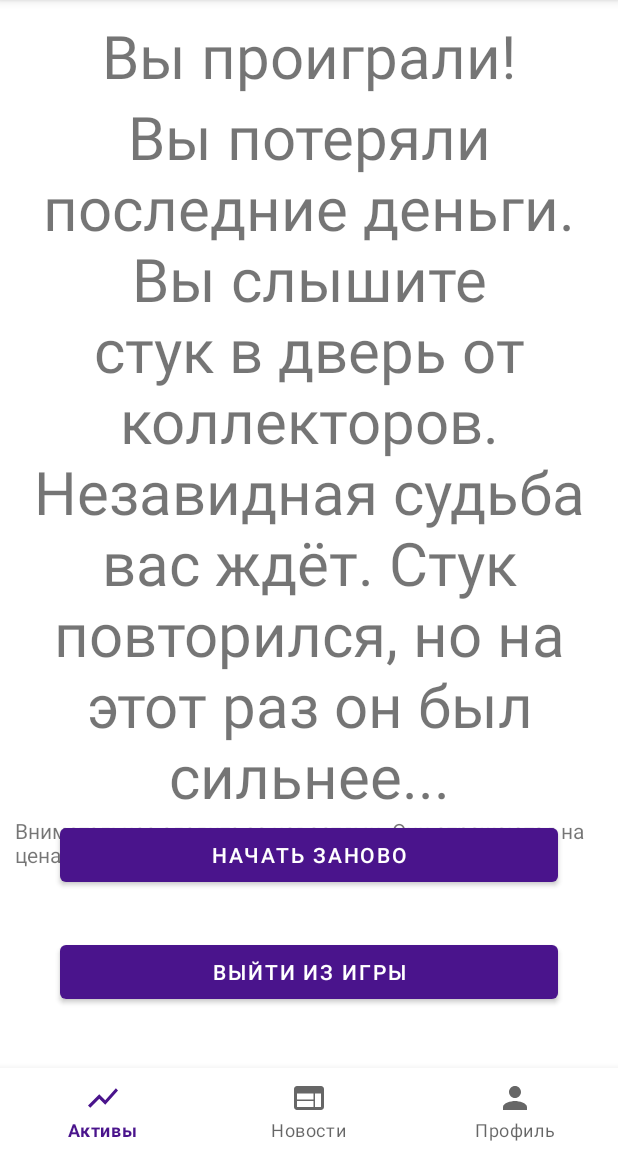
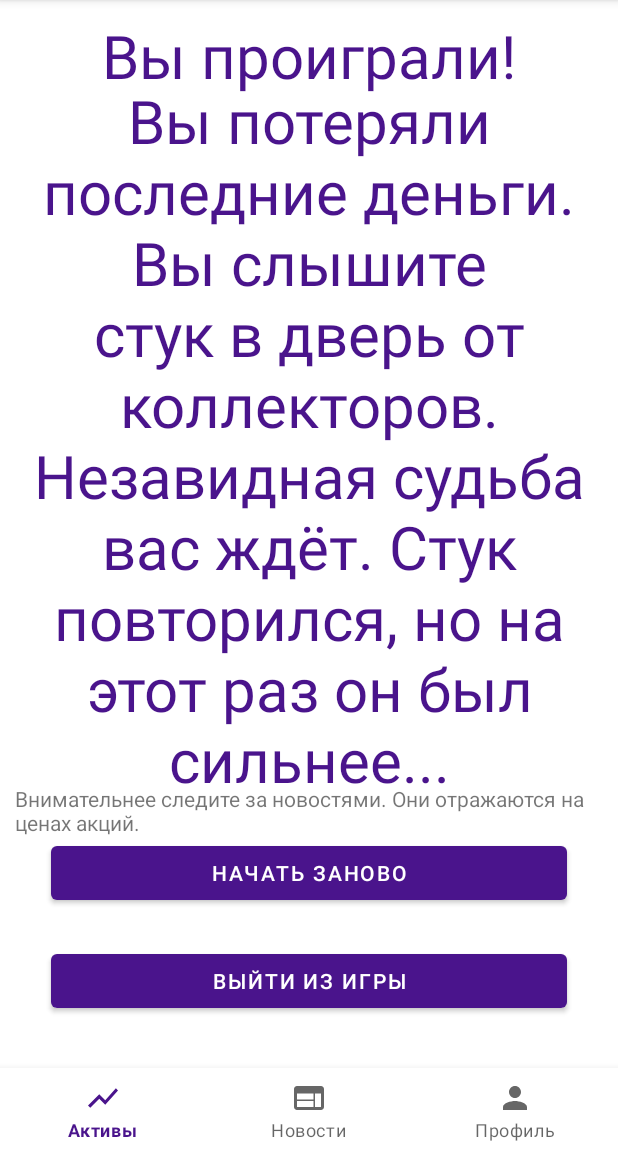
Before and after one commit to chernikov-fedya/investor-game, an Android app: the fragment EndFragment placed in its activity, on a phone screen of 412 x 824 dp, the part 84-1236 px from its top. Run offline under Robolectric (Android 15) with nearby library versions, the phone set to English and light mode, and no system bars; libraries missing offline, so code that uses them is left out: com.jjoe64.graphview, uk.co.samuelwall; network calls fail; 1 statement that could not run was skipped.

Commit message:
version 1.1 fix EndFragment.xml

```diff
--- a/app/build.gradle
+++ b/app/build.gradle
@@ -47,6 +47,7 @@ dependencies {
     implementation 'androidx.room:room-runtime:2.3.0-alpha02'
     implementation 'androidx.room:room-ktx:2.3.0-alpha02'
     implementation 'com.google.firebase:firebase-firestore:21.4.0'
+    implementation 'com.google.firebase:firebase-firestore-ktx:21.4.3'
     kapt 'androidx.room:room-compiler:2.2.5'
     implementation 'androidx.appcompat:appcompat:1.2.0'
     testImplementation 'junit:junit:4.13'
--- a/app/src/main/java/com/castprogramm/investgame/SplashActivity.kt
+++ b/app/src/main/java/com/castprogramm/investgame/SplashActivity.kt
@@ -59,7 +59,6 @@ class SplashActivity : AppCompatActivity() {
 
             }.await()
         }
-        Thread.sleep(1000)
         val intent = Intent(this, MainActivity::class.java)
         startActivity(intent)
         finish()
--- a/app/src/main/res/layout/fragment_end.xml
+++ b/app/src/main/res/layout/fragment_end.xml
@@ -6,28 +6,39 @@
     xmlns:app="http://schemas.android.com/apk/res-auto"
     android:orientation="vertical"
     android:padding="10dp">
+
     <TextView
+        android:id="@+id/text_end"
         android:layout_width="match_parent"
         android:layout_height="wrap_content"
-        android:id="@+id/text_end"
+        android:gravity="center"
+        android:textColor="@color/colorPrimary"
         android:text="Вы проиграли!"
         android:textSize="40dp"
-        android:gravity="center"
-        tools:ignore="MissingConstraints"/>
+        app:layout_constraintEnd_toEndOf="parent"
+        app:layout_constraintStart_toStartOf="parent"
+        app:layout_constraintTop_toTopOf="parent" />
+
     <TextView
+        android:id="@+id/text_why"
         android:layout_width="match_parent"
         android:layout_height="wrap_content"
-        android:id="@+id/text_why"
         android:gravity="center"
+        android:layout_margin="8dp"
+        android:textColor="@color/colorPrimary"
         android:textSize="40dp"
-        app:layout_constraintTop_toBottomOf="@id/text_end"
-        tools:ignore="MissingConstraints" />
+        app:layout_constraintBottom_toTopOf="@+id/text_help"
+        app:layout_constraintEnd_toEndOf="parent"
+        app:layout_constraintStart_toStartOf="parent"
+        app:layout_constraintTop_toBottomOf="@id/text_end" />
+
     <TextView
+        android:id="@+id/text_help"
         android:layout_width="match_parent"
         android:layout_height="wrap_content"
-        android:id="@+id/text_help"
-        app:layout_constraintTop_toBottomOf="@id/text_why"
-        tools:ignore="MissingConstraints" />
+        app:layout_constraintBottom_toTopOf="@+id/start"
+        app:layout_constraintEnd_toEndOf="parent"
+        app:layout_constraintStart_toStartOf="parent" />
     <Button
         android:layout_width="0dp"
         android:layout_height="wrap_content"
@@ -36,16 +47,14 @@
         app:layout_constraintBottom_toTopOf="@id/exit"
         app:layout_constraintEnd_toEndOf="parent"
         app:layout_constraintStart_toStartOf="parent"
-        android:layout_margin="30dp"
-        tools:ignore="MissingConstraints" />
+        android:layout_margin="24dp" />
     <Button
         android:layout_width="0dp"
         android:layout_height="wrap_content"
-        android:layout_margin="30dp"
+        android:layout_margin="24dp"
         android:id="@+id/exit"
         android:text="Выйти из игры"
         app:layout_constraintStart_toStartOf="parent"
         app:layout_constraintEnd_toEndOf="parent"
-        app:layout_constraintBottom_toBottomOf="parent"
-        tools:ignore="MissingConstraints" />
+        app:layout_constraintBottom_toBottomOf="parent" />
 </androidx.constraintlayout.widget.ConstraintLayout>
```
